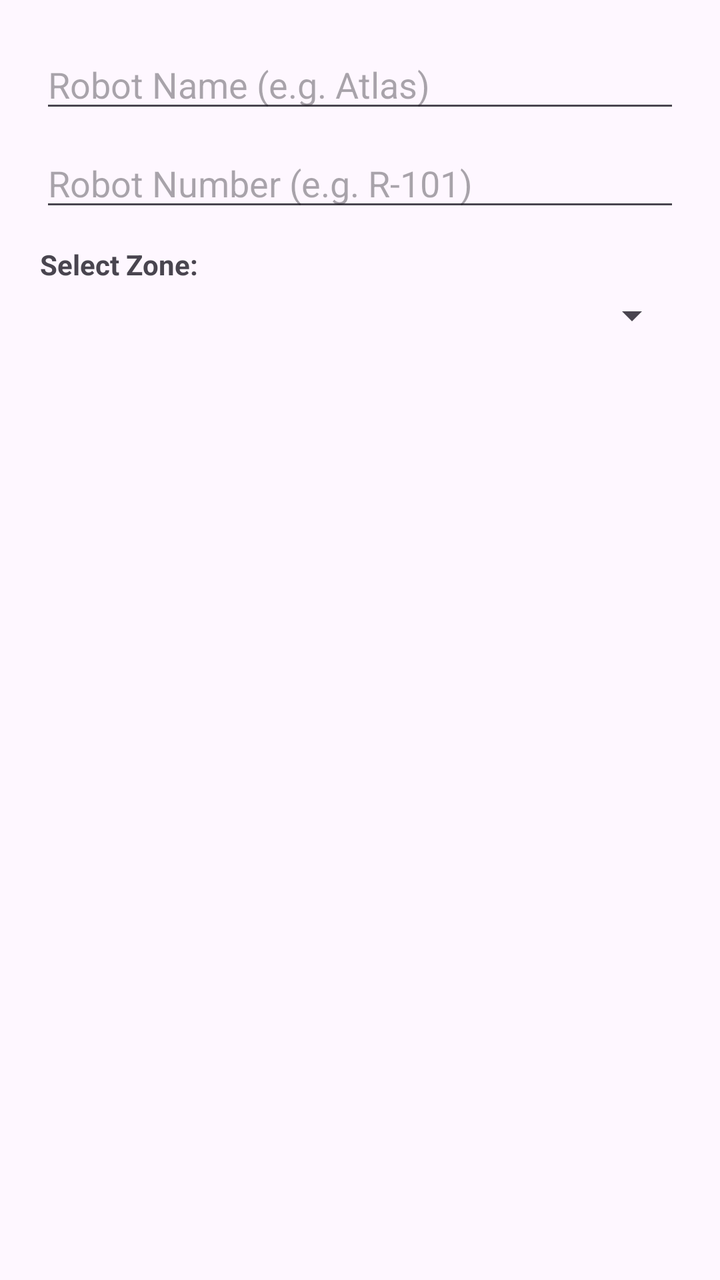
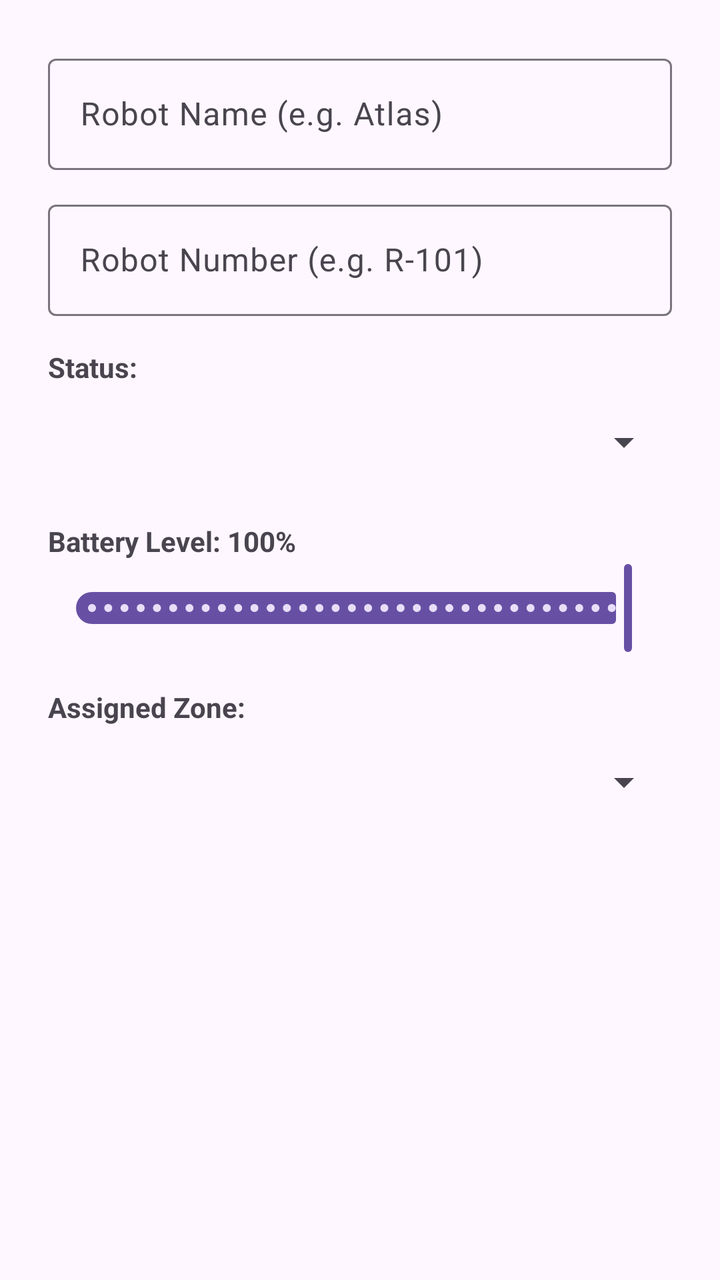

The first picture is an Android layout as it rendered before a commit; the second is the same layout after the commit. The layout source and the unified diff follow.
<!-- AndroidManifest.xml: application theme Theme.BotOps -->
<!-- res/layout/dialog_add_robot.xml -->
<?xml version="1.0" encoding="utf-8"?>
<LinearLayout xmlns:android="http://schemas.android.com/apk/res/android"
    android:layout_width="match_parent"
    android:layout_height="wrap_content"
    android:orientation="vertical"
    android:padding="20dp">

    <EditText
        android:id="@+id/inputRobotName"
        android:layout_width="match_parent"
        android:layout_height="wrap_content"
        android:hint="Robot Name (e.g. Atlas)"
        android:inputType="text" />

    <EditText
        android:id="@+id/inputRobotNumber"
        android:layout_width="match_parent"
        android:layout_height="wrap_content"
        android:layout_marginTop="8dp"
        android:hint="Robot Number (e.g. R-101)"
        android:inputType="text" />

    <TextView
        android:layout_width="match_parent"
        android:layout_height="wrap_content"
        android:layout_marginTop="12dp"
        android:text="Select Zone:"
        android:textStyle="bold" />

    <Spinner
        android:id="@+id/spinnerZone"
        android:layout_width="match_parent"
        android:layout_height="wrap_content"
        android:layout_marginTop="4dp" />

</LinearLayout>
<!-- resources referenced by this layout -->
<resources>
  <style name="Theme.BotOps" parent="Base.Theme.BotOps" />
  <style name="Base.Theme.BotOps" parent="Theme.Material3.DayNight.NoActionBar">
          
          
      </style>
</resources>

<!-- the commit's change to res/layout/dialog_add_robot.xml (unified diff, before → after) -->
@@ -1,36 +1,85 @@
 <?xml version="1.0" encoding="utf-8"?>
-<LinearLayout xmlns:android="http://schemas.android.com/apk/res/android"
+<ScrollView xmlns:android="http://schemas.android.com/apk/res/android"
+    xmlns:app="http://schemas.android.com/apk/res-auto"
     android:layout_width="match_parent"
-    android:layout_height="wrap_content"
-    android:orientation="vertical"
-    android:padding="20dp">
+    android:layout_height="wrap_content">
 
-    <EditText
-        android:id="@+id/inputRobotName"
+    <LinearLayout
         android:layout_width="match_parent"
         android:layout_height="wrap_content"
-        android:hint="Robot Name (e.g. Atlas)"
-        android:inputType="text" />
+        android:orientation="vertical"
+        android:padding="24dp">
 
-    <EditText
-        android:id="@+id/inputRobotNumber"
-        android:layout_width="match_parent"
-        android:layout_height="wrap_content"
-        android:layout_marginTop="8dp"
-        android:hint="Robot Number (e.g. R-101)"
-        android:inputType="text" />
+        <com.google.android.material.textfield.TextInputLayout
+            android:layout_width="match_parent"
+            android:layout_height="wrap_content"
+            android:hint="Robot Name (e.g. Atlas)">
 
-    <TextView
-        android:layout_width="match_parent"
-        android:layout_height="wrap_content"
-        android:layout_marginTop="12dp"
-        android:text="Select Zone:"
-        android:textStyle="bold" />
+            <com.google.android.material.textfield.TextInputEditText
+                android:id="@+id/inputRobotName"
+                android:layout_width="match_parent"
+                android:layout_height="wrap_content"
+                android:inputType="textCapWords" />
+        </com.google.android.material.textfield.TextInputLayout>
 
-    <Spinner
-        android:id="@+id/spinnerZone"
-        android:layout_width="match_parent"
-        android:layout_height="wrap_content"
-        android:layout_marginTop="4dp" />
+        <com.google.android.material.textfield.TextInputLayout
+            android:layout_width="match_parent"
+            android:layout_height="wrap_content"
+            android:layout_marginTop="12dp"
+            android:hint="Robot Number (e.g. R-101)">
 
-</LinearLayout>
+            <com.google.android.material.textfield.TextInputEditText
+                android:id="@+id/inputRobotNumber"
+                android:layout_width="match_parent"
+                android:layout_height="wrap_content"
+                android:inputType="textCapCharacters" />
+        </com.google.android.material.textfield.TextInputLayout>
+
+        <TextView
+            android:layout_width="match_parent"
+            android:layout_height="wrap_content"
+            android:layout_marginTop="16dp"
+            android:text="Status:"
+            android:textSize="14sp"
+            android:textStyle="bold" />
+
+        <Spinner
+            android:id="@+id/spinnerRobotStatus"
+            android:layout_width="match_parent"
+            android:layout_height="48dp"
+            android:layout_marginTop="4dp" />
+
+        <TextView
+            android:id="@+id/textBatteryLabel"
+            android:layout_width="match_parent"
+            android:layout_height="wrap_content"
+            android:layout_marginTop="16dp"
+            android:text="Battery Level: 100%"
+            android:textSize="14sp"
+            android:textStyle="bold" />
+
+        <com.google.android.material.slider.Slider
+            android:id="@+id/sliderBattery"
+            android:layout_width="match_parent"
+            android:layout_height="wrap_content"
+            android:valueFrom="0"
+            android:valueTo="100"
+            android:stepSize="1"
+            android:value="100" />
+
+        <TextView
+            android:layout_width="match_parent"
+            android:layout_height="wrap_content"
+            android:layout_marginTop="16dp"
+            android:text="Assigned Zone:"
+            android:textSize="14sp"
+            android:textStyle="bold" />
+
+        <Spinner
+            android:id="@+id/spinnerZone"
+            android:layout_width="match_parent"
+            android:layout_height="48dp"
+            android:layout_marginTop="4dp" />
+
+    </LinearLayout>
+</ScrollView>
